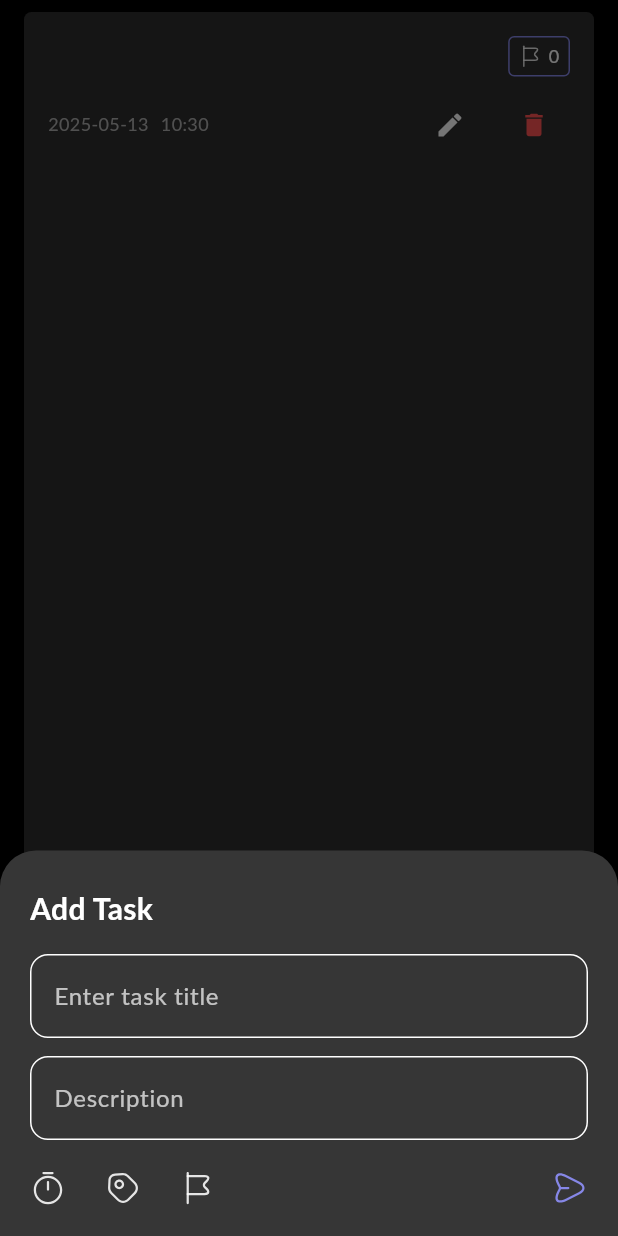
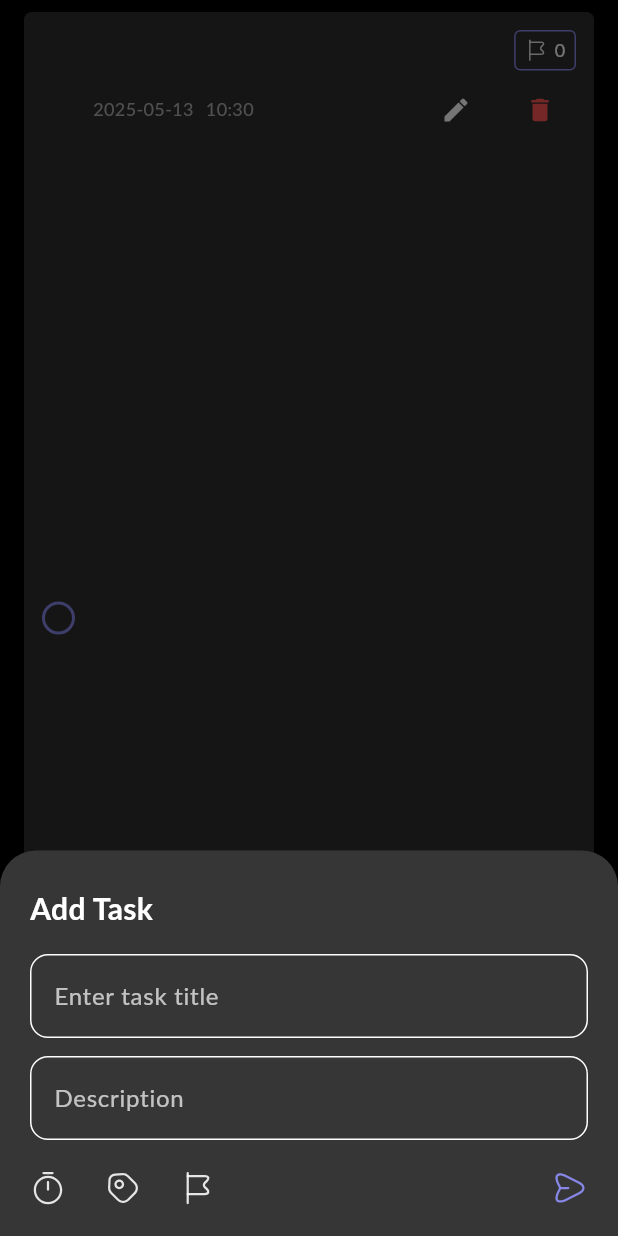
Before and after one commit to vinhdevz/note_app, a Flutter app: the TaskCard widget shown alone on an empty page, opened directly with empty values, after a tap on the "edit" icon, on a phone screen of 412 x 824 dp. Run offline on Flutter 3.47's test engine with Material 3 defaults, Android fonts, the phone set to English and light mode, and no system bars; our stand-ins replace flutter_svg, sqflite, table_calendar; accounts and stored records are empty; Roboto replaces fonts that are missing (Lato).

```diff
--- a/lib/home/home_screen.dart
+++ b/lib/home/home_screen.dart
@@ -6,6 +6,7 @@ import 'package:flutter_todo_app/home/widgets/index_page.dart';
 import 'package:flutter_todo_app/home/widgets/add_button.dart';
 import 'package:flutter_todo_app/home/widgets/add_task_screen.dart';
 import 'package:flutter_todo_app/database/user_db.dart';
+import 'package:flutter_todo_app/home/profile_screen.dart';
 
 class HomeScreen extends StatefulWidget {
   const HomeScreen({super.key});
--- a/lib/home/widgets/select_priority_dialog.dart
+++ b/lib/home/widgets/select_priority_dialog.dart
@@ -39,7 +39,7 @@ class _SelectPriorityDialogState extends State<SelectPriorityDialog> {
               'Task Priority',
               style: TextStyle(
                 color: Colors.white,
-                fontSize: 16,
+                fontSize: 20,
                 fontWeight: FontWeight.bold,
               ),
             ),
--- a/lib/home/widgets/task_card.dart
+++ b/lib/home/widgets/task_card.dart
@@ -4,7 +4,6 @@ import 'package:flutter_todo_app/constants/color.dart';
 import 'package:flutter_todo_app/home/widgets/add_task_screen.dart';
 import 'package:flutter_todo_app/models/task_model.dart';
 import 'package:flutter_todo_app/database/task_database.dart';
-
 
 class TaskCard extends StatelessWidget {
   final TaskModel task;
@@ -22,11 +21,44 @@ class TaskCard extends StatelessWidget {
   Widget build(BuildContext context) {
     return Container(
       margin: const EdgeInsets.symmetric(vertical: 8, horizontal: 16),
-      padding: const EdgeInsets.all(16),
+      padding: const EdgeInsets.all(12),
       decoration: BoxDecoration(
         color: const Color(0xFF2E2E2E),
         borderRadius: BorderRadius.circular(5),
       ),
+      child: Row(
+        crossAxisAlignment: CrossAxisAlignment.center,
+        children: [
+
+          Align(
+            alignment: Alignment.center,
+            child: GestureDetector(
+              onTap: () async {
+                final updatedTask =
+                    task.copyWith(isCompleted: !task.isCompleted);
+                await TaskDatabase.instance.updateTask(updatedTask);
+                if (onDelete != null) {
+                  onDelete!();
+                }
+              },
+              child: Container(
+                width: 22,
+                height: 22,
+                margin: const EdgeInsets.only(right: 12),
+                decoration: BoxDecoration(
+                  shape: BoxShape.circle,
+                  border: Border.all(color: tdPurple, width: 2),
+                  color: task.isCompleted ? tdPurple : Colors.transparent,
+                ),
+                child: task.isCompleted
+                    ? const Icon(Icons.check, size: 14, color: Colors.white)
+                    : null,
+              ),
+            ),
+          ),
+
+
+          Expanded(
             child: Column(
               crossAxisAlignment: CrossAxisAlignment.start,
               children: [
@@ -34,25 +66,34 @@ class TaskCard extends StatelessWidget {
                 Row(
                   crossAxisAlignment: CrossAxisAlignment.start,
                   children: [
+
                     Expanded(
-  child: Text.rich(
+                      child: Column(
+                        crossAxisAlignment: CrossAxisAlignment.start,
+                        children: [
+                          Text.rich(
                             TextSpan(
                               children: [
                                 TextSpan(
                                   text: task.title,
-          style: const TextStyle(
-            fontSize: 16,
+                                  style: TextStyle(
+                                    fontSize: 18,
                                     color: Colors.white,
                                     fontWeight: FontWeight.w500,
+                                    decoration: task.isCompleted
+                                        ? TextDecoration.lineThrough
+                                        : TextDecoration.none,
                                   ),
                                 ),
-        if (task.description != null && task.description!.trim().isNotEmpty)
+                                if (task.description.isNotEmpty)
                                   TextSpan(
                                     text: ' - ${task.description}',
-            style: const TextStyle(
-              fontWeight: FontWeight.normal,
+                                    style: TextStyle(
+                                      fontSize: 14,
                                       color: Colors.white70,
-              fontSize: 14,
+                                      decoration: task.isCompleted
+                                          ? TextDecoration.lineThrough
+                                          : TextDecoration.none,
                                     ),
                                   ),
                               ],
@@ -60,9 +101,28 @@ class TaskCard extends StatelessWidget {
                             maxLines: 1,
                             overflow: TextOverflow.ellipsis,
                           ),
+                          const SizedBox(height: 4),
+                        ],
+                      ),
                     ),
                     const SizedBox(width: 8),
-    Container(
+
+                    priorityInTask(),
+                  ],
+                ),
+                const SizedBox(height: 2),
+
+                time(context),
+              ],
+            ),
+          ),
+        ],
+      ),
+    );
+  }
+
+  Widget priorityInTask() {
+    return Container(
       padding: const EdgeInsets.symmetric(horizontal: 6, vertical: 4),
       decoration: BoxDecoration(
         border: Border.all(color: tdPurple),
@@ -82,16 +142,14 @@ class TaskCard extends StatelessWidget {
           ),
         ],
       ),
-    ),
-  ],
-),
+    );
+  }
 
-          const SizedBox(height: 8),
-
-          Row(
+  Widget time(BuildContext context) {
+    return Row(
       children: [
         Text(
-                '${task.dateTime.toLocal()}'.split(' ')[0], // Show date only
+          '${task.dateTime.toLocal()}'.split(' ')[0],
           style: const TextStyle(color: Color(0xffAFAFAF), fontSize: 12),
         ),
         const SizedBox(width: 8),
@@ -103,7 +161,6 @@ class TaskCard extends StatelessWidget {
         IconButton(
           icon: const Icon(Icons.edit, color: Colors.white, size: 20),
           onPressed: () {
-
             showModalBottomSheet(
               context: context,
               isScrollControlled: true,
@@ -113,7 +170,6 @@ class TaskCard extends StatelessWidget {
               ),
               builder: (context) => AddTaskBottomSheet(
                 onTaskAdded: () {
-
                   if (onDelete != null) {
                     onDelete!();
                   }
@@ -127,20 +183,13 @@ class TaskCard extends StatelessWidget {
         IconButton(
           icon: const Icon(Icons.delete, color: Colors.redAccent, size: 20),
           onPressed: () async {
-
             await TaskDatabase.instance.deleteTask(task.id!);
-
-
-
             if (onDelete != null) {
               onDelete!();
             }
           },
         ),
       ],
-          ),
-        ],
-      ),
     );
   }
 }
--- a/lib/models/task_model.dart
+++ b/lib/models/task_model.dart
@@ -1,9 +1,10 @@
 class TaskModel {
-  int? id; // ID tự tăng để lưu trong SQLite
+  int? id;
   final String title;
   final String description;
   final DateTime dateTime;
   final int priority;
+  final bool isCompleted; // ✅ Thêm trường này
 
   TaskModel({
     this.id,
@@ -11,9 +12,9 @@ class TaskModel {
     required this.description,
     required this.dateTime,
     required this.priority,
+    this.isCompleted = false, // ✅ Mặc định là false
   });
 
-  // Chuyển thành Map để lưu
   Map<String, dynamic> toMap() {
     return {
       'id': id,
@@ -21,10 +22,10 @@ class TaskModel {
       'description': description,
       'dateTime': dateTime.toIso8601String(),
       'priority': priority,
+      'isCompleted': isCompleted ? 1 : 0, // ✅ bool -> int
     };
   }
 
-  // Tạo từ Map khi lấy từ DB
   factory TaskModel.fromMap(Map<String, dynamic> map) {
     return TaskModel(
       id: map['id'],
@@ -32,6 +33,26 @@ class TaskModel {
       description: map['description'],
       dateTime: DateTime.parse(map['dateTime']),
       priority: map['priority'],
+      isCompleted: map['isCompleted'] == 1, // ✅ int -> bool
+    );
+  }
+
+  // ✅ Hàm copy để update
+  TaskModel copyWith({
+    int? id,
+    String? title,
+    String? description,
+    DateTime? dateTime,
+    int? priority,
+    bool? isCompleted,
+  }) {
+    return TaskModel(
+      id: id ?? this.id,
+      title: title ?? this.title,
+      description: description ?? this.description,
+      dateTime: dateTime ?? this.dateTime,
+      priority: priority ?? this.priority,
+      isCompleted: isCompleted ?? this.isCompleted,
     );
   }
 }
```
Also changed, not shown: lib/database/task_database.dart (+20 -3 lines), lib/home/profile_screen.dart (+116 -199 lines). Lines whose indentation alone changed are shown as unchanged.
